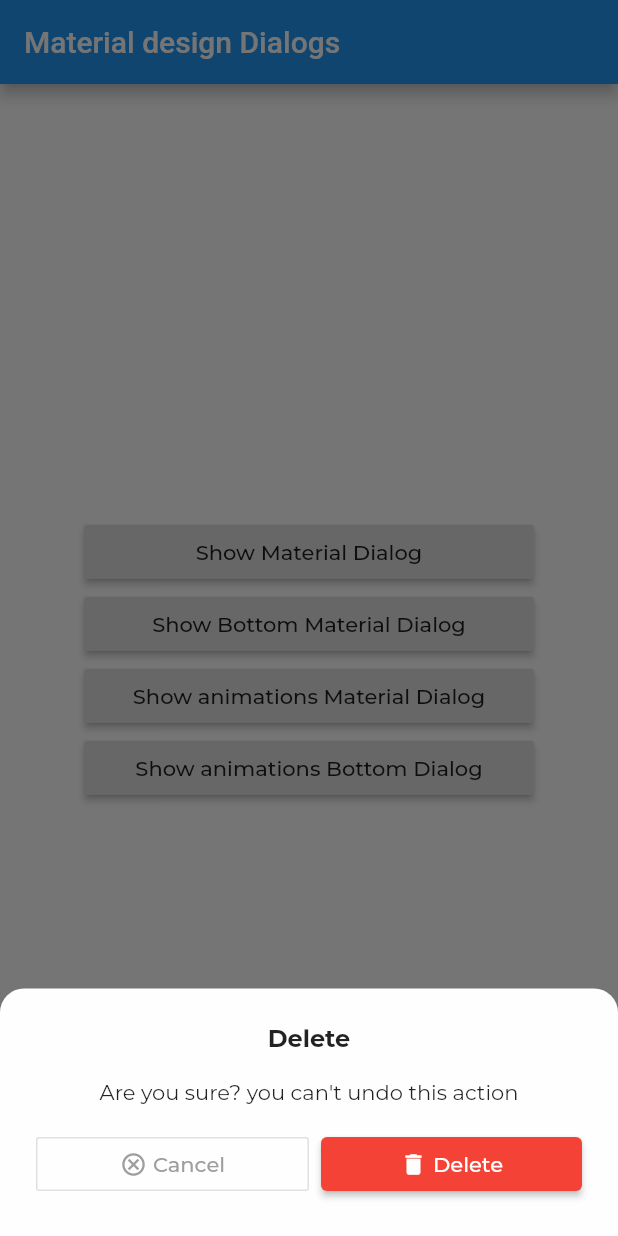
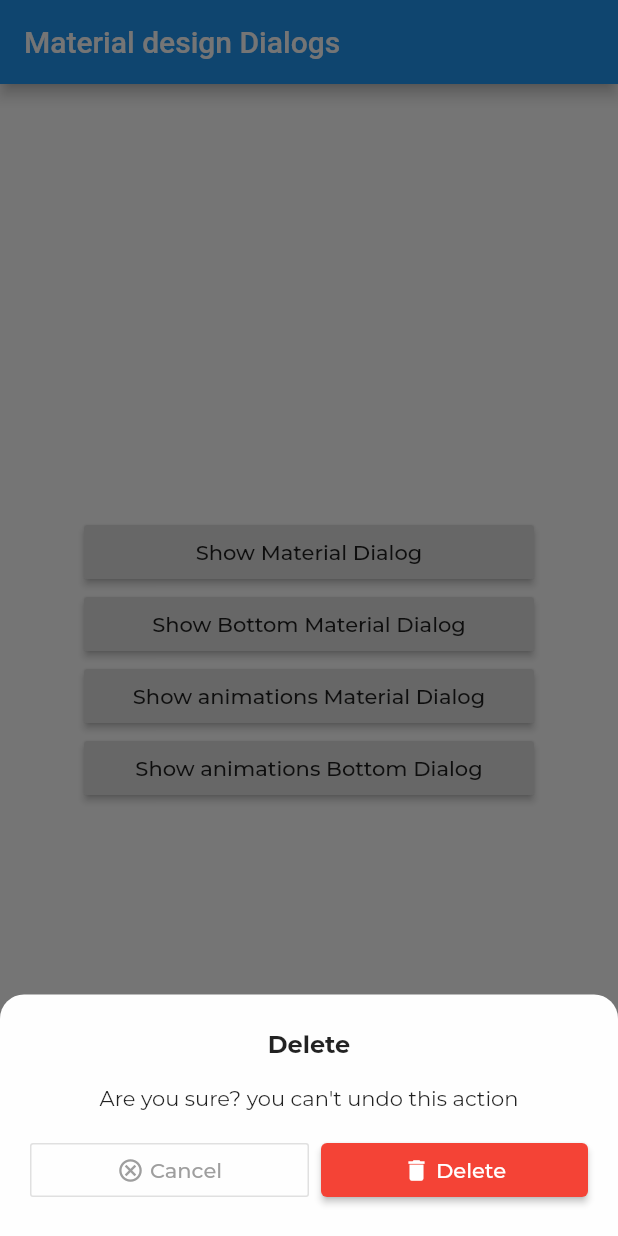
Before and after one commit to Ezaldeen99/material_dialogs, a Flutter app: the screen it shows after launch, after a tap on "Show Bottom Material Dialog", on a phone screen of 412 x 824 dp. Run offline on Flutter 3.47's test engine with Material 2 defaults, Android fonts, the phone set to English and light mode, and no system bars; our stand-ins replace google_fonts, lottie.

Commit message:
allow only title and only message dialogs

```diff
--- a/example/pubspec.yaml
+++ b/example/pubspec.yaml
@@ -23,7 +23,7 @@ environment:
 dependencies:
   flutter:
     sdk: flutter
-# fonts
+  # fonts
   google_fonts: ^1.1.1
 # animations
   lottie: ^0.7.0+1
@@ -32,7 +32,7 @@ dependencies:
 
   # The following adds the Cupertino Icons font to your application.
   # Use with the CupertinoIcons class for iOS style icons.
-  cupertino_icons: ^1.0.1+1
+  cupertino_icons: ^1.0.0
 
 dev_dependencies:
   flutter_test:
--- a/lib/material_dialogs.dart
+++ b/lib/material_dialogs.dart
@@ -43,8 +43,6 @@ class Dialogs {
     Color color = bcgColor,
   }) async {
     assert(context != null);
-    assert(title != null);
-    assert(msg != null);
 
     await showDialog<String>(
         context: context,
@@ -77,8 +75,6 @@ class Dialogs {
     Color color = bcgColor,
   }) {
     assert(context != null);
-    assert(title != null);
-    assert(msg != null);
 
     showModalBottomSheet(
         context: context,
--- a/lib/widgets/dialogs/dialog_widget.dart
+++ b/lib/widgets/dialogs/dialog_widget.dart
@@ -6,8 +6,8 @@ import 'package:lottie/lottie.dart';
 
 class DialogWidget extends StatelessWidget {
   DialogWidget({
-    @required this.title,
-    @required this.msg,
+    this.title,
+    this.msg,
     this.actions,
     this.animation,
     this.titleStyle,
@@ -44,31 +44,39 @@ class DialogWidget extends StatelessWidget {
       children: [
         animation != null
             ? Container(
-                padding: EdgeInsets.only(top: 16),
+                padding: EdgeInsets.only(top: 20),
                 height: 200,
                 width: double.infinity,
                 child: Lottie.asset(animation, fit: BoxFit.contain))
             : SizedBox(
                 height: 0,
               ),
-        Padding(
-          padding: const EdgeInsets.only(right: 24, left: 24, top: 24.0),
+        title != null
+            ? Padding(
+                padding: const EdgeInsets.only(right: 20, left: 20, top: 24.0),
                 child: Text(
                   title,
                   style: titleStyle,
                 ),
+              )
+            : SizedBox(
+                height: 20,
               ),
-        Padding(
-          padding: const EdgeInsets.only(right: 24, left: 24, top: 16.0),
+        msg != null
+            ? Padding(
+                padding: const EdgeInsets.only(right: 20, left: 20, top: 16.0),
                 child: Text(
                   msg,
                   style: msgStyle,
                 ),
+              )
+            : SizedBox(
+                height: 20,
               ),
         actions != null && actions.isNotEmpty
             ? buttons(context)
             : SizedBox(
-                height: 24,
+                height: 20,
               )
       ],
     );
@@ -77,7 +85,7 @@ class DialogWidget extends StatelessWidget {
   Widget buttons(BuildContext context) {
     return Padding(
       padding:
-          const EdgeInsets.only(right: 24, left: 24, top: 16.0, bottom: 24.0),
+          const EdgeInsets.only(right: 20, left: 20, top: 16.0, bottom: 20.0),
       child: Row(
         mainAxisAlignment: MainAxisAlignment.center,
         children: List.generate(actions.length, (index) {
--- a/pubspec.yaml
+++ b/pubspec.yaml
@@ -1,6 +1,6 @@
 name: material_dialogs
 description: A Flutter package aims to help you create animated, simple, stylish Material Dialogs in your app.
-version: 0.0.4
+version: 0.0.5
 homepage: https://github.com/Ezaldeen99/material_dialogs
 
 environment:
```
Also changed, not shown: example/pubspec.lock, 1 other file. Lines whose indentation alone changed are shown as unchanged.
